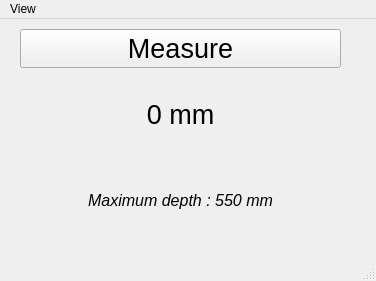
The window that gui/hdi/ui_heium_depth_indicator.ui (projecthira/qudi-hira) describes before a commit, drawn with Qt 5.
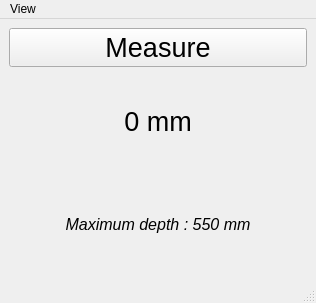
The same window after the commit. Icons and pictures are not drawn.

Commit message: Updated Depth Indicator UI and Config

Diff of the .ui file:
```diff
--- a/gui/hdi/ui_heium_depth_indicator.ui
+++ b/gui/hdi/ui_heium_depth_indicator.ui
@@ -6,23 +6,14 @@
    <rect>
     <x>0</x>
     <y>0</y>
-    <width>376</width>
-    <height>281</height>
+    <width>316</width>
+    <height>303</height>
    </rect>
   </property>
   <property name="windowTitle">
    <string>Qudi: HDI</string>
   </property>
   <widget class="QWidget" name="centralwidget">
-   <widget class="QWidget" name="verticalLayoutWidget">
-    <property name="geometry">
-     <rect>
-      <x>20</x>
-      <y>10</y>
-      <width>321</width>
-      <height>211</height>
-     </rect>
-    </property>
     <layout class="QVBoxLayout" name="verticalLayout">
      <item>
       <widget class="QPushButton" name="measuredepthButton">
@@ -70,13 +61,12 @@
      </item>
     </layout>
    </widget>
-  </widget>
   <widget class="QMenuBar" name="menubar">
    <property name="geometry">
     <rect>
      <x>0</x>
      <y>0</y>
-     <width>376</width>
+     <width>316</width>
      <height>26</height>
     </rect>
    </property>
```
Lines whose indentation alone changed are shown as unchanged. The commit also changes 5 other files.
